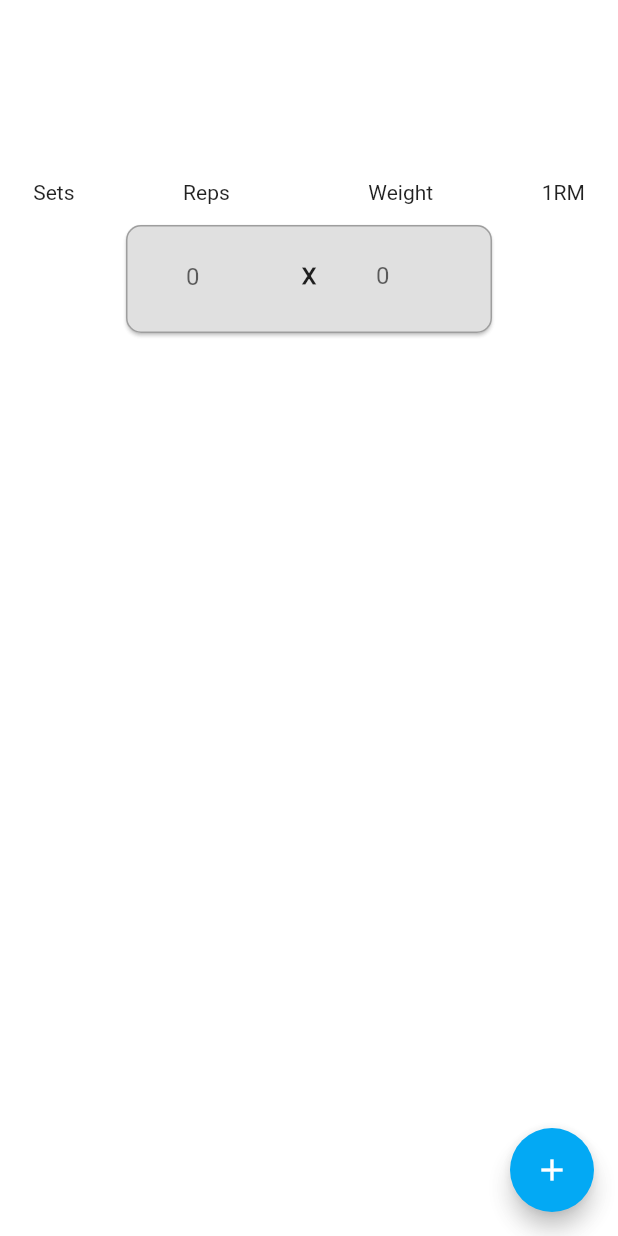
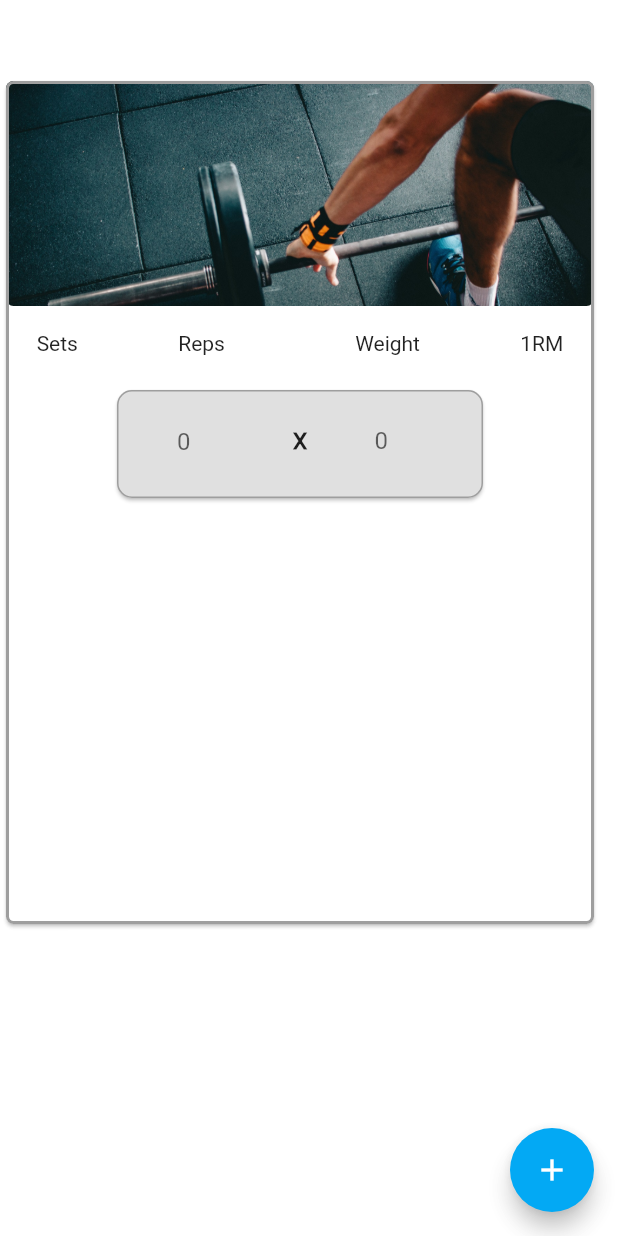
Before and after one commit to joelplotnik/HunterFit, a Flutter app: the WeightsView screen opened directly, after a tap on the "add" icon, on a phone screen of 412 x 824 dp. Run offline on Flutter 3.47's test engine with Material 2 defaults, Android fonts, the phone set to English and light mode, and no system bars; our stand-ins replace flutter_svg, font_awesome_flutter, google_maps_flutter, location, sqflite; accounts and stored records are empty.

Commit message:
added and fixed weights_view

```diff
--- a/lib/view/weights_view.dart
+++ b/lib/view/weights_view.dart
@@ -14,7 +14,7 @@ class _WeightsViewState extends State<WeightsView> {
 
   Widget _setCard() {
     return Padding(
-      padding: const EdgeInsets.fromLTRB(80, 10, 80, 10),
+      padding: const EdgeInsets.fromLTRB(70, 2, 70, 2), //Offset of Card outside
       child: SizedBox(
         height: 80,
         child: Card(
@@ -58,7 +58,7 @@ class _WeightsViewState extends State<WeightsView> {
                     hintText: "0",
                     counterText: "",
                     border: InputBorder.none,
-                    contentPadding: EdgeInsets.fromLTRB(15, 24, 40, 10),
+                    contentPadding: EdgeInsets.fromLTRB(20, 24, 30, 10),
                   ),
                 ),
               ),
@@ -78,12 +78,39 @@ class _WeightsViewState extends State<WeightsView> {
         crossAxisAlignment: CrossAxisAlignment.center,
         children: [
           SizedBox(
-            height: 120,
+            height: 50,
+          ),
+          Stack(
+            children: [
+              Container(
+                width: 400,
+                height: 570,
+                child: Card(
+                  shape: RoundedRectangleBorder(
+                    borderRadius: BorderRadius.circular(5),
+                    side: const BorderSide(
+                      color: Colors.grey,
+                      width: 2,
+                    ),
+                  ),
+                  child: ListView(
+                    physics: new ClampingScrollPhysics(),
+                    children: [
+                      Container(
+                        height: 150,
+                        decoration: BoxDecoration(
+                          borderRadius: BorderRadius.circular(5),
+                          image: const DecorationImage(
+                            image: AssetImage("assets/images/Deadlift.jpeg"),
+                            fit: BoxFit.fitWidth,
+                            alignment: Alignment.topCenter,
+                          ),
+                        ),
                       ),
                       Row(
                         mainAxisAlignment: MainAxisAlignment.spaceBetween,
                         children: const [
-              SizedBox(width: 1),
+                          SizedBox(width: 2, height: 50),
                           Text("Sets"),
                           SizedBox(width: 30),
                           Text("Reps"),
@@ -91,7 +118,7 @@ class _WeightsViewState extends State<WeightsView> {
                           Text("Weight"),
                           SizedBox(width: 30),
                           Text("1RM"),
-              SizedBox(width: 1),
+                          SizedBox(width: 2),
                         ],
                       ),
                       ListView.builder(
@@ -100,6 +127,12 @@ class _WeightsViewState extends State<WeightsView> {
                         itemBuilder: (context, index) {
                           return _setsList[index];
                         },
+                      ),
+                    ],
+                  ),
+                ),
+              ),
+            ],
           )
         ],
       ),
```
Also changed, not shown: assets/images/Deadlift.jpeg (added). Lines whose indentation alone changed are shown as unchanged.
